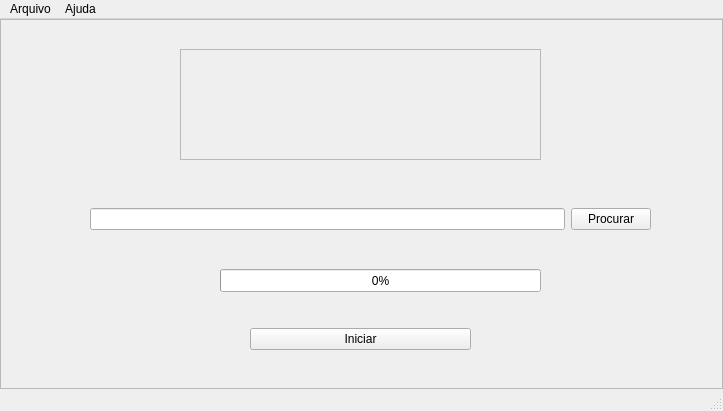
Before: the Qt Designer form qt_designer/pje-converter.ui in hadtrindade/conversor-e-divisor, drawn with Qt 5.
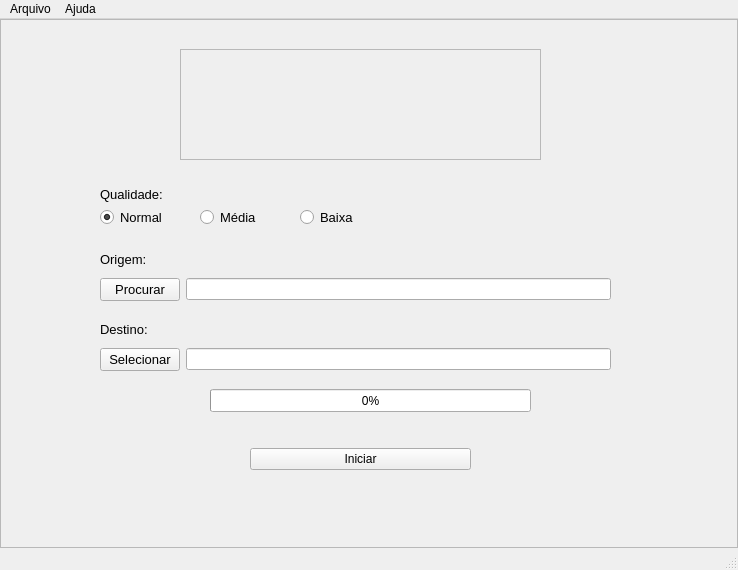
After: the same form once the commit is applied. Icons and pictures are not drawn.

Commit message: feature: adição de button para escolha de destino do vídeo convertido.

What changed in the file:
```diff
--- a/qt_designer/pje-converter.ui
+++ b/qt_designer/pje-converter.ui
@@ -6,8 +6,8 @@
    <rect>
     <x>0</x>
     <y>0</y>
-    <width>723</width>
-    <height>411</height>
+    <width>738</width>
+    <height>570</height>
    </rect>
   </property>
   <property name="windowTitle">
@@ -49,30 +49,37 @@
       <widget class="QWidget" name="horizontalLayoutWidget">
        <property name="geometry">
         <rect>
-         <x>90</x>
-         <y>160</y>
-         <width>561</width>
-         <height>80</height>
+         <x>100</x>
+         <y>250</y>
+         <width>511</width>
+         <height>41</height>
         </rect>
        </property>
        <layout class="QHBoxLayout" name="horizontal_layout_search_file">
-        <item>
-         <widget class="QLineEdit" name="input_file"/>
-        </item>
         <item>
          <widget class="QPushButton" name="search_file_button">
+          <property name="font">
+           <font>
+            <pointsize>10</pointsize>
+            <weight>50</weight>
+            <bold>false</bold>
+           </font>
+          </property>
           <property name="text">
            <string>Procurar</string>
           </property>
          </widget>
         </item>
+        <item>
+         <widget class="QLineEdit" name="input_file"/>
+        </item>
        </layout>
       </widget>
       <widget class="QWidget" name="horizontalLayoutWidget_2">
        <property name="geometry">
         <rect>
          <x>250</x>
-         <y>280</y>
+         <y>400</y>
          <width>221</width>
          <height>80</height>
         </rect>
@@ -109,8 +116,8 @@
       <widget class="QProgressBar" name="progressBar">
        <property name="geometry">
         <rect>
-         <x>220</x>
-         <y>250</y>
+         <x>210</x>
+         <y>370</y>
          <width>321</width>
          <height>23</height>
         </rect>
@@ -119,6 +126,153 @@
         <number>0</number>
        </property>
       </widget>
+      <widget class="QWidget" name="horizontalLayoutWidget_3">
+       <property name="geometry">
+        <rect>
+         <x>100</x>
+         <y>320</y>
+         <width>511</width>
+         <height>41</height>
+        </rect>
+       </property>
+       <layout class="QHBoxLayout" name="horizontalLayout">
+        <item>
+         <widget class="QPushButton" name="output_file_button">
+          <property name="font">
+           <font>
+            <pointsize>10</pointsize>
+           </font>
+          </property>
+          <property name="text">
+           <string>Selecionar</string>
+          </property>
+         </widget>
+        </item>
+        <item>
+         <widget class="QLineEdit" name="output_file"/>
+        </item>
+       </layout>
+      </widget>
+      <widget class="QLabel" name="label">
+       <property name="geometry">
+        <rect>
+         <x>100</x>
+         <y>300</y>
+         <width>91</width>
+         <height>21</height>
+        </rect>
+       </property>
+       <property name="font">
+        <font>
+         <pointsize>10</pointsize>
+        </font>
+       </property>
+       <property name="text">
+        <string>Destino:</string>
+       </property>
+      </widget>
+      <widget class="QLabel" name="label_2">
+       <property name="geometry">
+        <rect>
+         <x>100</x>
+         <y>230</y>
+         <width>47</width>
+         <height>21</height>
+        </rect>
+       </property>
+       <property name="font">
+        <font>
+         <pointsize>10</pointsize>
+        </font>
+       </property>
+       <property name="text">
+        <string>Origem:</string>
+       </property>
+      </widget>
+      <widget class="QRadioButton" name="radio_button_normal">
+       <property name="geometry">
+        <rect>
+         <x>100</x>
+         <y>190</y>
+         <width>82</width>
+         <height>17</height>
+        </rect>
+       </property>
+       <property name="font">
+        <font>
+         <pointsize>10</pointsize>
+        </font>
+       </property>
+       <property name="tabletTracking">
+        <bool>false</bool>
+       </property>
+       <property name="acceptDrops">
+        <bool>false</bool>
+       </property>
+       <property name="autoFillBackground">
+        <bool>false</bool>
+       </property>
+       <property name="text">
+        <string>Normal</string>
+       </property>
+       <property name="checked">
+        <bool>true</bool>
+       </property>
+      </widget>
+      <widget class="QRadioButton" name="radio_button_avarege">
+       <property name="geometry">
+        <rect>
+         <x>200</x>
+         <y>190</y>
+         <width>82</width>
+         <height>17</height>
+        </rect>
+       </property>
+       <property name="font">
+        <font>
+         <pointsize>10</pointsize>
+        </font>
+       </property>
+       <property name="text">
+        <string>Média</string>
+       </property>
+      </widget>
+      <widget class="QRadioButton" name="radio_button_low">
+       <property name="geometry">
+        <rect>
+         <x>300</x>
+         <y>190</y>
+         <width>82</width>
+         <height>17</height>
+        </rect>
+       </property>
+       <property name="font">
+        <font>
+         <pointsize>10</pointsize>
+        </font>
+       </property>
+       <property name="text">
+        <string>Baixa</string>
+       </property>
+      </widget>
+      <widget class="QLabel" name="label_3">
+       <property name="geometry">
+        <rect>
+         <x>100</x>
+         <y>160</y>
+         <width>101</width>
+         <height>31</height>
+        </rect>
+       </property>
+       <property name="font">
+        <font>
+         <pointsize>10</pointsize>
+        </font>
+       </property>
+       <property name="text">
+        <string>Qualidade:</string>
+       </property>
+      </widget>
      </widget>
     </item>
    </layout>
@@ -129,7 +283,7 @@
     <rect>
      <x>0</x>
      <y>0</y>
-     <width>723</width>
+     <width>738</width>
      <height>21</height>
     </rect>
    </property>
```
Left out of the diff: 8 changed lines with no effect on the pictures. The commit also changes 3 other files.
